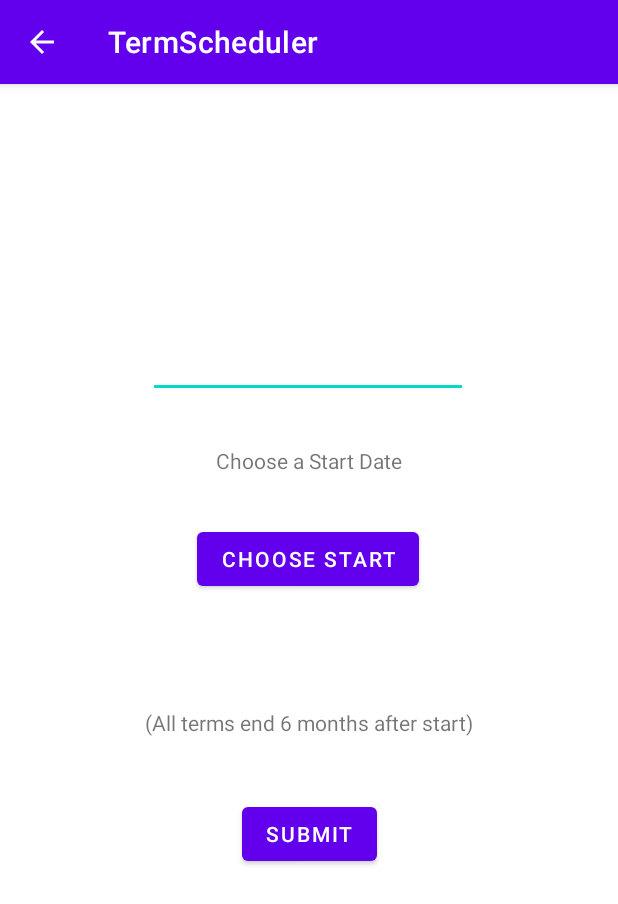
After one commit to kevinsherrell/Term-Scheduler, an Android app: the TermModify screen opened directly, with no data from a screen before it, on a phone screen of 412 x 824 dp. The commit adds this screen. Shown: the top 904 px of the screen. Run offline under Robolectric (Android 15) with nearby library versions, the phone set to English and light mode, and no system bars; 1 statement that could not run was skipped.

Commit message:
modify term working

```diff
--- a/app/src/main/AndroidManifest.xml
+++ b/app/src/main/AndroidManifest.xml
@@ -9,6 +9,9 @@
         android:roundIcon="@mipmap/ic_launcher_round"
         android:supportsRtl="true"
         android:theme="@style/Theme.TermScheduler">
+        <activity
+            android:name=".UI.Term.TermModify"
+            android:exported="false" />
         <activity
             android:name=".UI.Assessment.AssessmentAdd"
             android:exported="false" />
--- /dev/null
+++ b/app/src/main/java/com/c196/TermScheduler/UI/Term/TermModify.java
@@ -0,0 +1,161 @@
+package com.c196.TermScheduler.UI.Term;
+
+import androidx.annotation.NonNull;
+import androidx.appcompat.app.ActionBar;
+import androidx.appcompat.app.AppCompatActivity;
+import androidx.lifecycle.ViewModelProvider;
+
+import android.app.DatePickerDialog;
+import android.content.Intent;
+import android.graphics.Color;
+import android.graphics.drawable.ColorDrawable;
+import android.os.Bundle;
+import android.util.Log;
+import android.view.MenuItem;
+import android.widget.Button;
+import android.widget.DatePicker;
+import android.widget.EditText;
+import android.widget.TextView;
+import android.widget.Toast;
+
+import com.c196.TermScheduler.Model.Term;
+import com.c196.TermScheduler.Model.TermViewModel;
+import com.c196.TermScheduler.R;
+
+import java.time.LocalDate;
+import java.time.ZoneId;
+import java.time.format.DateTimeFormatter;
+import java.util.Calendar;
+import java.util.Date;
+
+public class TermModify extends AppCompatActivity {
+    public String TAG = "TermAdd";
+    // id termAddTitleInput
+    public EditText termModifyTitleInput;
+    // id termAddStartButton and termAddSubmit
+    public Button termModifyStartButton, termModifySubmit;
+    // id termAddDateText
+    public TextView termModifyDateText;
+
+    public TermViewModel model;
+    private DatePickerDialog.OnDateSetListener dateSetListener;
+
+    private LocalDate lDate;
+    private Date startDate;
+
+    private String id;
+    private String title;
+    private String start;
+    private String end;
+
+    @Override
+    protected void onCreate(Bundle savedInstanceState) {
+        super.onCreate(savedInstanceState);
+        setContentView(R.layout.activity_term_modify);
+        getIncomingIntent();
+        ActionBar actionBar = getSupportActionBar();
+        actionBar.setDisplayHomeAsUpEnabled(true);
+        termModifyStartButton = findViewById(R.id.termModifyStartButton);
+        termModifySubmit = findViewById(R.id.termModifySubmit);
+        termModifyTitleInput = findViewById(R.id.termModifyTitleInput);
+        termModifyDateText = findViewById(R.id.termModifyDateText);
+        termModifyStartButton.setOnClickListener(view -> {
+            Log.d(TAG, "onCreate: onClickDate");
+            Calendar cal = Calendar.getInstance();
+            cal.setTime(new Date(start));
+            int year = cal.get(cal.YEAR);
+            int month = cal.get(cal.MONTH);
+            int day = cal.get(cal.DAY_OF_MONTH);
+            DatePickerDialog dialog = new DatePickerDialog(
+                    TermModify.this,
+                    android.R.style.Theme_Holo_Light_Dialog_MinWidth,
+                    dateSetListener,
+                    year,
+                    month,
+                    day);
+            dialog.getWindow().setBackgroundDrawable(new ColorDrawable(Color.TRANSPARENT));
+            dialog.show();
+        });
+        dateSetListener = new DatePickerDialog.OnDateSetListener() {
+            @Override
+            public void onDateSet(DatePicker datePicker, int year, int month, int day) {
+                month = month + 1;
+                Log.d(TAG, "onDateSet: " + year + "/" + month + "/" + day);
+                String dateFromPicker = "";
+                String monthString;
+                String dayString;
+                if (month < 10) {
+                    monthString = "0" + month;
+                } else {
+                    monthString = String.valueOf(month);
+                }
+                if (day < 10) {
+                    dayString = "0" + day;
+                } else {
+                    dayString = String.valueOf(day);
+                }
+                dateFromPicker = String.format("%d-%s-%s", year, monthString, dayString);
+
+                DateTimeFormatter formatter = DateTimeFormatter.ofPattern("yyyy-MM-dd");
+                lDate = LocalDate.parse(dateFromPicker, formatter);
+                startDate = Date.from(lDate.atStartOfDay(ZoneId.systemDefault()).toInstant());
+
+                termModifyDateText.setText(startDate.toString());
+
+                Log.d(TAG, "onDateSet: " + startDate);
+            }
+        };
+
+        termModifySubmit.setOnClickListener(view -> {
+            Log.d(TAG, "onCreate: onClickSubmit");
+            updateTerm();
+            backToTermList();
+            Toast.makeText(getApplicationContext(), "Course Saved Successfully", Toast.LENGTH_LONG).show();
+
+        });
+    }
+
+    public void updateTerm() {
+        model = new ViewModelProvider.AndroidViewModelFactory(TermModify.this.getApplication()).create(TermViewModel.class);
+        String title = termModifyTitleInput.getText().toString();
+//        Date date = Date.from(Instant.parse(termAddDateText.toString()));
+        Date endDate = Date.from(lDate.atStartOfDay(ZoneId.systemDefault()).plusMonths(6).toInstant());
+        Term term = new Term(title, startDate, endDate);
+        term.setId(Integer.parseInt(id));
+        Log.d(TAG, "updateTerm: endDate: " + endDate);
+        model.update(term);
+    }
+
+    public void backToTermList() {
+        Intent intent = new Intent(TermModify.this, TermList.class);
+        startActivity(intent);
+    }
+
+    public void getIncomingIntent() {
+        if (getIntent() != null) {
+            termModifyDateText = findViewById(R.id.termModifyDateText);
+            termModifyTitleInput = findViewById(R.id.termModifyTitleInput);
+
+            id = getIntent().getStringExtra("id");
+            title = getIntent().getStringExtra("title");
+            start = getIntent().getStringExtra("start");
+            end = getIntent().getStringExtra("end");
+            termModifyTitleInput.setText(title);
+            termModifyDateText.setText(start);
+
+            int nDate = new Date(start).getYear();
+
+            Log.d(TAG, "getIncomingIntent: day" + start);
+        }
+    }
+
+    @Override
+    public boolean onOptionsItemSelected(@NonNull MenuItem item) {
+        switch (item.getItemId()) {
+            case android.R.id.home:
+                this.finish();
+                return true;
+        }
+        return super.onOptionsItemSelected(item);
+    }
+}
--- /dev/null
+++ b/app/src/main/res/layout/activity_term_modify.xml
@@ -0,0 +1,72 @@
+<?xml version="1.0" encoding="utf-8"?>
+<androidx.constraintlayout.widget.ConstraintLayout xmlns:android="http://schemas.android.com/apk/res/android"
+    xmlns:app="http://schemas.android.com/apk/res-auto"
+    xmlns:tools="http://schemas.android.com/tools"
+    android:layout_width="match_parent"
+    android:layout_height="match_parent"
+    tools:context=".UI.Term.TermModify">
+    <TextView
+        android:id="@+id/textView11"
+        android:layout_width="wrap_content"
+        android:layout_height="wrap_content"
+        android:layout_marginTop="24dp"
+        android:text="(All terms end 6 months after start)"
+        app:layout_constraintEnd_toEndOf="parent"
+        app:layout_constraintStart_toStartOf="parent"
+        app:layout_constraintTop_toBottomOf="@+id/termModifyDateText" />
+
+    <EditText
+        android:id="@+id/termModifyTitleInput"
+        android:layout_width="wrap_content"
+        android:layout_height="wrap_content"
+        android:layout_marginTop="164dp"
+        android:ems="10"
+        android:inputType="textPersonName"
+        android:text="Title"
+        app:layout_constraintEnd_toEndOf="parent"
+        app:layout_constraintHorizontal_bias="0.497"
+        app:layout_constraintStart_toStartOf="parent"
+        app:layout_constraintTop_toTopOf="parent" />
+
+    <Button
+        android:id="@+id/termModifyStartButton"
+        android:layout_width="wrap_content"
+        android:layout_height="wrap_content"
+        android:layout_marginTop="32dp"
+        android:text="Choose Start"
+        app:layout_constraintEnd_toEndOf="parent"
+        app:layout_constraintHorizontal_bias="0.498"
+        app:layout_constraintStart_toStartOf="parent"
+        app:layout_constraintTop_toBottomOf="@+id/textView10" />
+
+    <TextView
+        android:id="@+id/termModifyDateText"
+        android:layout_width="wrap_content"
+        android:layout_height="wrap_content"
+        android:layout_marginTop="32dp"
+        android:text="StartDate"
+        app:layout_constraintEnd_toEndOf="parent"
+        app:layout_constraintStart_toStartOf="parent"
+        app:layout_constraintTop_toBottomOf="@+id/termModifyStartButton" />
+
+    <TextView
+        android:id="@+id/textView10"
+        android:layout_width="wrap_content"
+        android:layout_height="wrap_content"
+        android:layout_marginTop="32dp"
+        android:text="Choose a Start Date"
+        app:layout_constraintEnd_toEndOf="parent"
+        app:layout_constraintStart_toStartOf="parent"
+        app:layout_constraintTop_toBottomOf="@+id/termModifyTitleInput" />
+
+    <Button
+        android:id="@+id/termModifySubmit"
+        android:layout_width="wrap_content"
+        android:layout_height="wrap_content"
+        android:text="Submit"
+        app:layout_constraintBottom_toBottomOf="parent"
+        app:layout_constraintEnd_toEndOf="parent"
+        app:layout_constraintStart_toStartOf="parent"
+        app:layout_constraintTop_toBottomOf="@+id/textView11"
+        app:layout_constraintVertical_bias="0.142" />
+</androidx.constraintlayout.widget.ConstraintLayout>
```
Also changed, not shown: app/src/main/java/com/c196/TermScheduler/UI/Assessment/AssessmentAdd.java (+16 -0 lines), app/src/main/java/com/c196/TermScheduler/UI/Course/CourseDetail.java (+16 -0 lines), app/src/main/java/com/c196/TermScheduler/UI/Term/TermAdapter.java (+16 -1 lines), app/src/main/java/com/c196/TermScheduler/UI/Term/TermDetail.java (+14 -2 lines).
